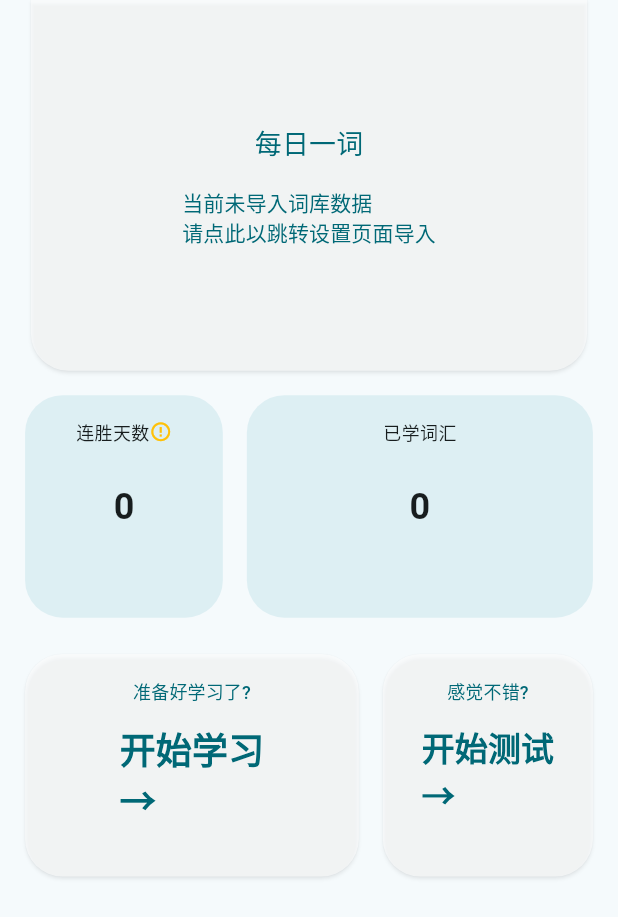
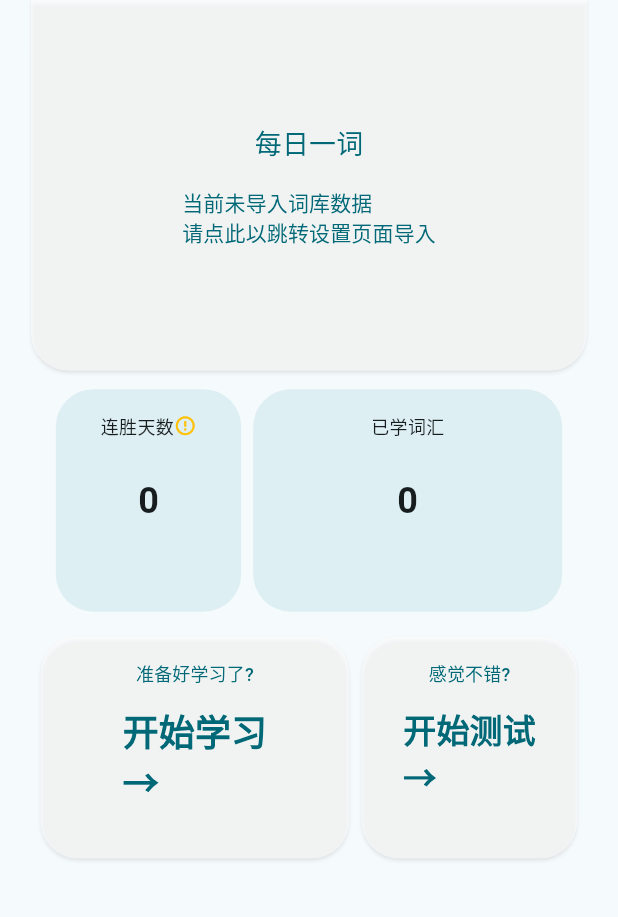
Before and after one commit to OctagonalStar/arabic_learning, a Flutter app: the HomePage widget shown alone on an empty page, opened directly with empty values, on a phone screen of 412 x 824 dp. Shown: the top 917 px of the screen. Run offline on Flutter 3.47's test engine with Material 3 defaults, Android fonts, the phone set to English and light mode, and no system bars; our stand-ins replace convex_bottom_bar, dio, file_picker, flutter_markdown_plus, flutter_tts, just_audio and 1 more; missing offline and left inert: fsrs, sherpa_onnx, window_manager; accounts and stored records are empty.

Commit message:
style(home): improve layout
减少了溢出情况

Signed-off-by: OctagonalStar <76486554+OctagonalStar@users.noreply.github.com>

```diff
--- a/lib/main.dart
+++ b/lib/main.dart
@@ -102,6 +102,7 @@ class _MyHomePageState extends State<MyHomePage> {
       children: [
         // 侧边导航栏
         NavigationRail(
+          minWidth: MediaQuery.of(context).size.width * 0.05,
           selectedIndex: currentIndex,
           onDestinationSelected: (int index) {
             _onNavigationTapped(index);
--- a/lib/pages/home_page.dart
+++ b/lib/pages/home_page.dart
@@ -23,9 +23,9 @@ class HomePage extends StatelessWidget {
           mainAxisAlignment: MainAxisAlignment.center,
           children: [
             Container(
-              width: mediaQuery.size.width * 0.32,
+              width: mediaQuery.size.width * 0.30,
               height: mediaQuery.size.height * 0.18,
-              margin: EdgeInsets.all(8.0),
+              margin: EdgeInsets.all(4.0),
               padding: EdgeInsets.all(16.0),
               decoration: BoxDecoration(
                 color: themeColor.secondaryContainer.withAlpha(150),
@@ -56,9 +56,9 @@ class HomePage extends StatelessWidget {
               ),
             ),
             Container(
-              width: mediaQuery.size.width * 0.56,
+              width: mediaQuery.size.width * 0.50,
               height: mediaQuery.size.height * 0.18,
-              margin: EdgeInsets.all(8.0),
+              margin: EdgeInsets.all(4.0),
               padding: EdgeInsets.all(16.0),
               decoration: BoxDecoration(
                 color: themeColor.secondaryContainer.withAlpha(150),
@@ -86,9 +86,9 @@ class HomePage extends StatelessWidget {
           mainAxisAlignment: MainAxisAlignment.center,
           children: [
             Container(
-              width: mediaQuery.size.width * 0.54,
+              width: mediaQuery.size.width * 0.50,
               height: mediaQuery.size.height * 0.18,
-              margin: EdgeInsets.all(8.0),
+              margin: EdgeInsets.all(4.0),
               decoration: BoxDecoration(
                 borderRadius: BorderRadius.circular(25.0),
               ),
@@ -114,9 +114,9 @@ class HomePage extends StatelessWidget {
               ),
             ),
             Container(
-              width: mediaQuery.size.width * 0.34,
+              width: mediaQuery.size.width * 0.35,
               height: mediaQuery.size.height * 0.18,
-              margin: EdgeInsets.all(8.0),
+              margin: EdgeInsets.all(4.0),
               decoration: BoxDecoration(
                 borderRadius: BorderRadius.circular(25.0),
               ),
--- a/lib/pages/learning_page.dart
+++ b/lib/pages/learning_page.dart
@@ -49,7 +49,7 @@ class LearningPage extends StatelessWidget {
                 style: ElevatedButton.styleFrom(
                   backgroundColor: Theme.of(context).colorScheme.onPrimary.withAlpha(150),
                   shadowColor: Colors.transparent,
-                  fixedSize: Size(mediaQuery.size.width * 0.4, mediaQuery.size.height * 0.2),
+                  fixedSize: Size(mediaQuery.size.width * 0.35, mediaQuery.size.height * 0.2),
                   shape: RoundedRectangleBorder(
                     borderRadius: BorderRadiusGeometry.vertical(bottom: Radius.circular(25.0)),
                   ),
```
Also changed, not shown: lib/pages/test_page.dart (+5 -5 lines).
